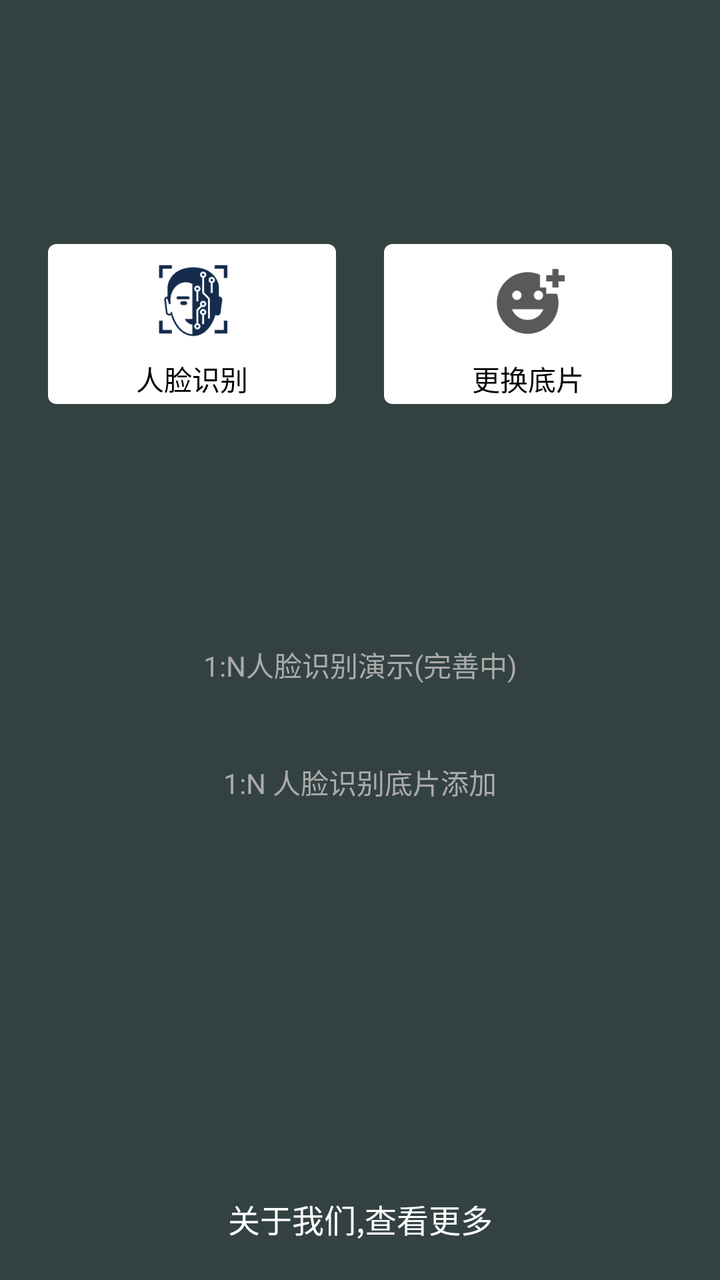
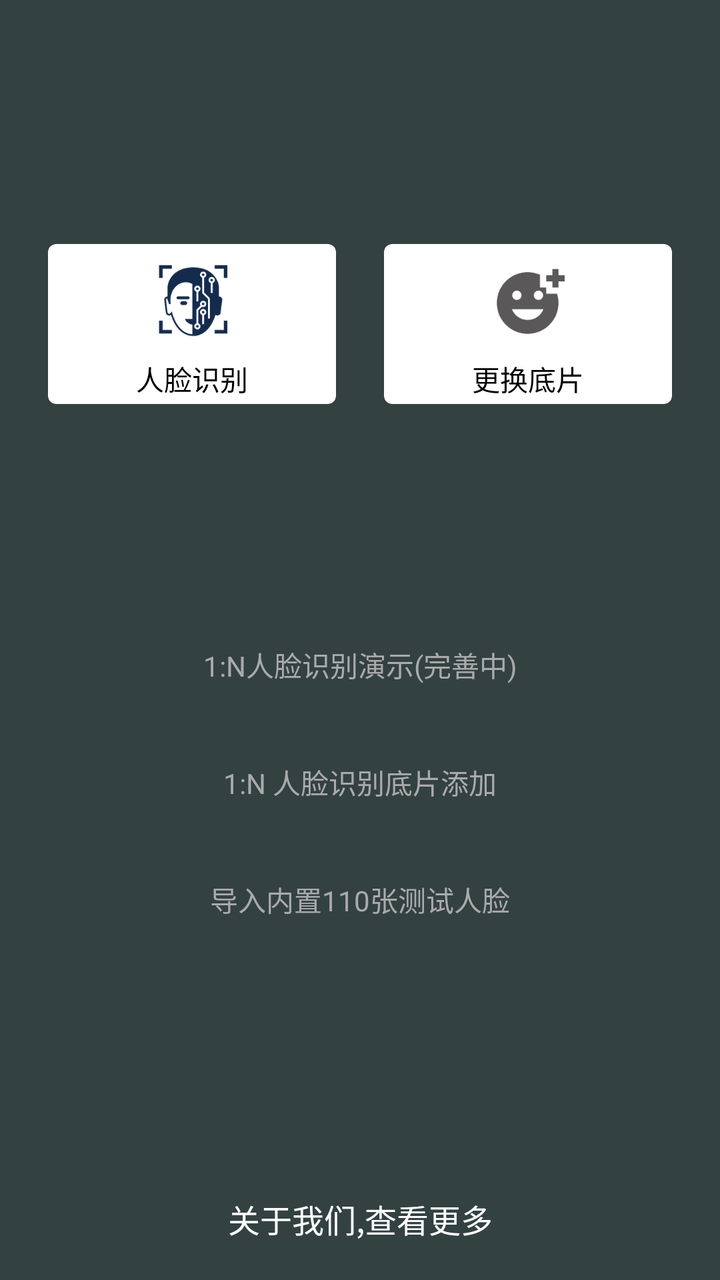

Compare the two renders of this Android layout. The source of the first and the diff that turns it into the second are given below.
<!-- AndroidManifest.xml: application theme AppTheme -->
<!-- res/layout/activity_navi.xml -->
<?xml version="1.0" encoding="utf-8"?>
<androidx.constraintlayout.widget.ConstraintLayout xmlns:android="http://schemas.android.com/apk/res/android"
    xmlns:app="http://schemas.android.com/apk/res-auto"
    xmlns:tools="http://schemas.android.com/tools"
    android:layout_width="match_parent"
    android:layout_height="match_parent"
    android:background="@color/blue"
    android:paddingTop="122dp"
    tools:context=".NaviActivity">

    
    <androidx.cardview.widget.CardView
        android:id="@+id/face_verify_card"
        android:layout_width="144dp"
        android:layout_height="80dp"
        app:cardCornerRadius="4dp"
        android:background="@color/white"
        app:layout_constraintEnd_toStartOf="@+id/update_base_image"
        app:layout_constraintStart_toStartOf="parent"
        app:layout_constraintTop_toTopOf="parent">

        <LinearLayout
            android:layout_width="match_parent"
            android:layout_height="wrap_content"
            android:layout_gravity="center"
            android:orientation="vertical">

            <ImageView
                android:layout_width="55dp"
                android:layout_height="55dp"
                android:layout_gravity="center_horizontal"
                android:background="@drawable/band_image" />

            <TextView
                android:id="@+id/face_verify"
                android:layout_width="match_parent"
                android:layout_height="wrap_content"
                android:layout_gravity="center_horizontal"
                android:gravity="center"
                android:text="人脸识别"
                android:textColor="@android:color/black"
                android:textSize="14sp" />

        </LinearLayout>

    </androidx.cardview.widget.CardView>


    
    <androidx.cardview.widget.CardView
        android:id="@+id/update_base_image"
        android:layout_width="144dp"
        android:layout_height="80dp"
        app:cardCornerRadius="4dp"
        app:layout_constraintEnd_toEndOf="parent"
        app:layout_constraintStart_toEndOf="@+id/face_verify_card"
        app:layout_constraintTop_toTopOf="parent">

        <LinearLayout
            android:layout_width="match_parent"
            android:layout_height="wrap_content"
            android:layout_gravity="center"
            android:orientation="vertical">

            <ImageView
                android:layout_width="55dp"
                android:layout_height="55dp"
                android:padding="9dp"
                android:layout_gravity="center_horizontal"
                android:src="@drawable/ic_baseline_add_reaction_24" />

            <TextView
                android:id="@+id/change_base_img"
                android:layout_width="match_parent"
                android:layout_height="wrap_content"
                android:layout_gravity="center_horizontal"
                android:gravity="center"
                android:text="更换底片"
                android:textColor="@android:color/black"
                android:textSize="14sp"
                app:layout_constraintTop_toBottomOf="@+id/update_base_image" />

        </LinearLayout>

    </androidx.cardview.widget.CardView>



    <TextView
        android:id="@+id/verify1n"
        android:layout_width="match_parent"
        android:layout_height="wrap_content"
        android:layout_marginTop="111dp"
        android:padding="9dp"
        android:gravity="center"
        android:text="1:N人脸识别演示(完善中)"
        android:textColor="@android:color/darker_gray"
        android:textSize="14sp"
        app:layout_constraintTop_toBottomOf="@+id/update_base_image" />


    <TextView
        android:id="@+id/verify1n_add"
        android:layout_width="match_parent"
        android:layout_height="wrap_content"
        android:layout_marginTop="20dp"
        android:padding="9dp"
        android:gravity="center"
        android:text="1:N 人脸识别底片添加"
        android:textColor="@android:color/darker_gray"
        android:textSize="14sp"
        app:layout_constraintTop_toBottomOf="@+id/verify1n" />


    <TextView
        android:id="@+id/more_about_me"
        android:layout_width="match_parent"
        android:layout_height="wrap_content"
        android:gravity="center"
        android:padding="19dp"
        android:text="关于我们,查看更多"
        android:textColor="@android:color/white"
        android:textSize="16sp"
        android:layout_marginBottom="@dimen/dp_40"
        app:layout_constraintBottom_toBottomOf="parent" />



</androidx.constraintlayout.widget.ConstraintLayout>
<!-- resources referenced by this layout -->
<resources>
  <color name="blue">#334141</color>
  <color name="white">#FFFFFFFF</color>
  <!-- drawable band_image: png bitmap (drawable, 20224 bytes) -->
  <!-- drawable ic_baseline_add_reaction_24 (drawable) -->
  <vector android:alpha="0.87" android:height="22dp"
      android:tint="#403E3E" android:viewportHeight="24"
      android:viewportWidth="24" android:width="22dp" xmlns:android="http://schemas.android.com/apk/res/android">
      <path android:fillColor="@android:color/white" android:pathData="M18,9V7h-2V2.84C14.77,2.3 13.42,2 11.99,2C6.47,2 2,6.48 2,12s4.47,10 9.99,10C17.52,22 22,17.52 22,12c0,-1.05 -0.17,-2.05 -0.47,-3H18zM15.5,8C16.33,8 17,8.67 17,9.5S16.33,11 15.5,11S14,10.33 14,9.5S14.67,8 15.5,8zM8.5,8C9.33,8 10,8.67 10,9.5S9.33,11 8.5,11S7,10.33 7,9.5S7.67,8 8.5,8zM12,17.5c-2.33,0 -4.31,-1.46 -5.11,-3.5h10.22C16.31,16.04 14.33,17.5 12,17.5zM22,3h2v2h-2v2h-2V5h-2V3h2V1h2V3z"/>
  </vector>
  <style name="AppTheme" parent="Theme.AppCompat.Light.DarkActionBar">
          
          <item name="colorPrimary">@color/colorPrimary</item>
          <item name="colorPrimaryDark">@color/colorPrimaryDark</item>
          <item name="colorAccent">@color/colorAccent</item>
      </style>
  <color name="colorPrimary">#10101E</color>
  <color name="colorPrimaryDark">#10101E</color>
  <color name="colorAccent">#10101E</color>
</resources>

<!-- the commit's change to res/layout/activity_navi.xml (unified diff, before → after) -->
@@ -113,6 +113,19 @@
 
 
     <TextView
+        android:id="@+id/verify1n_add_100"
+        android:layout_width="match_parent"
+        android:layout_height="wrap_content"
+        android:layout_marginTop="20dp"
+        android:padding="9dp"
+        android:gravity="center"
+        android:text="导入内置110张测试人脸"
+        android:textColor="@android:color/darker_gray"
+        android:textSize="14sp"
+        app:layout_constraintTop_toBottomOf="@+id/verify1n_add" />
+
+
+    <TextView
         android:id="@+id/more_about_me"
         android:layout_width="match_parent"
         android:layout_height="wrap_content"
